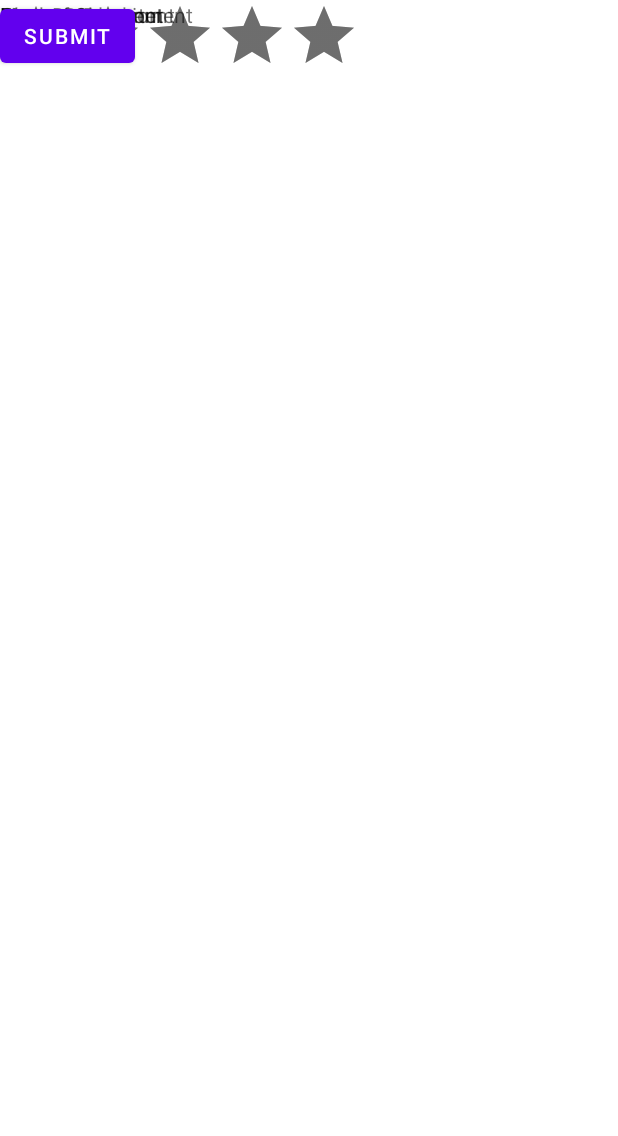
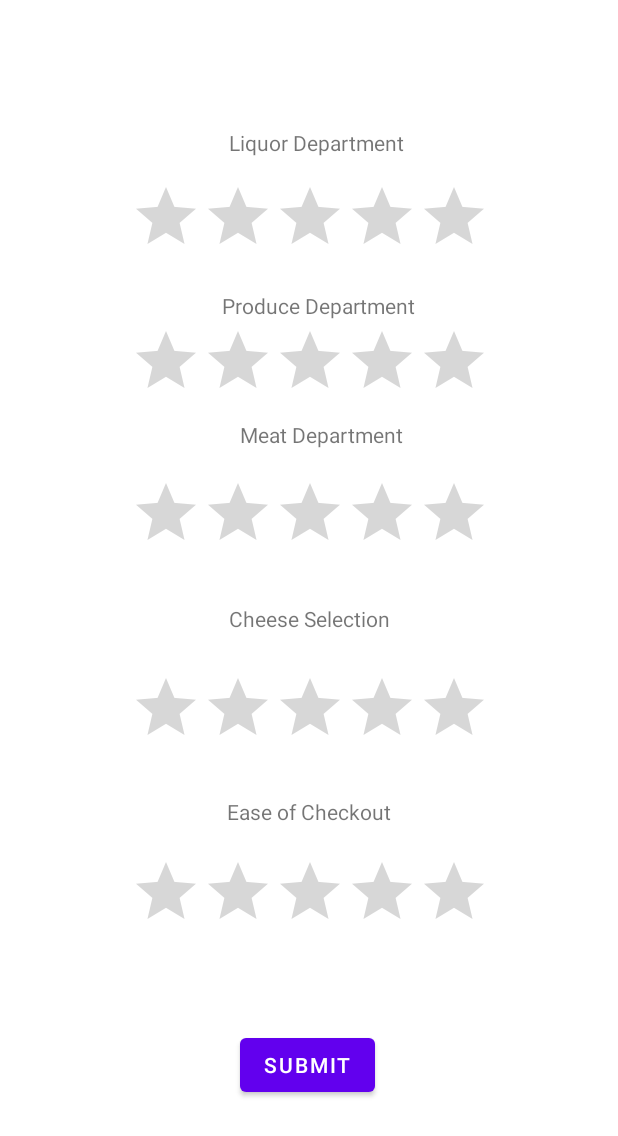
Before and after one commit to JacksonKJones/SuperMarket, an Android app: the layout rate_activity.xml on its own in the app's theme, with its tools: preview values and no code run, on a phone screen of 412 x 824 dp. Shown: the top 1136 px of the screen. Run offline under Robolectric (Android 15) with nearby library versions, the phone set to English and light mode, and no system bars.

```diff
--- a/app/src/main/res/layout/rate_activity.xml
+++ b/app/src/main/res/layout/rate_activity.xml
@@ -1,90 +1,135 @@
 <?xml version="1.0" encoding="utf-8"?>
 <androidx.constraintlayout.widget.ConstraintLayout xmlns:android="http://schemas.android.com/apk/res/android"
+    xmlns:app="http://schemas.android.com/apk/res-auto"
     xmlns:tools="http://schemas.android.com/tools"
     android:layout_width="match_parent"
     android:layout_height="match_parent">
 
     <RatingBar
-        android:id="@+id/ratingBar"
+        android:id="@+id/liquorRating"
         android:layout_width="wrap_content"
         android:layout_height="wrap_content"
-        tools:layout_editor_absoluteX="85dp"
-        tools:layout_editor_absoluteY="85dp" />
+        app:layout_constraintBottom_toBottomOf="parent"
+        app:layout_constraintEnd_toEndOf="parent"
+        app:layout_constraintHorizontal_bias="0.502"
+        app:layout_constraintStart_toStartOf="parent"
+        app:layout_constraintTop_toTopOf="parent"
+        app:layout_constraintVertical_bias="0.157" />
 
     <TextView
         android:id="@+id/textView3"
         android:layout_width="wrap_content"
         android:layout_height="wrap_content"
         android:text="Meat Department"
-        tools:layout_editor_absoluteX="176dp"
-        tools:layout_editor_absoluteY="251dp" />
+        app:layout_constraintBottom_toBottomOf="parent"
+        app:layout_constraintEnd_toEndOf="parent"
+        app:layout_constraintHorizontal_bias="0.528"
+        app:layout_constraintStart_toStartOf="parent"
+        app:layout_constraintTop_toTopOf="parent"
+        app:layout_constraintVertical_bias="0.348" />
 
     <RatingBar
-        android:id="@+id/ratingBar3"
+        android:id="@+id/meatRating"
         android:layout_width="wrap_content"
         android:layout_height="wrap_content"
-        tools:layout_editor_absoluteX="85dp"
-        tools:layout_editor_absoluteY="272dp" />
+        app:layout_constraintBottom_toBottomOf="parent"
+        app:layout_constraintEnd_toEndOf="parent"
+        app:layout_constraintHorizontal_bias="0.502"
+        app:layout_constraintStart_toStartOf="parent"
+        app:layout_constraintTop_toTopOf="parent"
+        app:layout_constraintVertical_bias="0.415" />
 
     <TextView
         android:id="@+id/textView"
         android:layout_width="wrap_content"
         android:layout_height="wrap_content"
         android:text="Liquor Department"
-        tools:layout_editor_absoluteX="175dp"
-        tools:layout_editor_absoluteY="39dp" />
+        app:layout_constraintBottom_toBottomOf="parent"
+        app:layout_constraintEnd_toEndOf="parent"
+        app:layout_constraintHorizontal_bias="0.517"
+        app:layout_constraintStart_toStartOf="parent"
+        app:layout_constraintTop_toTopOf="parent"
+        app:layout_constraintVertical_bias="0.106" />
 
     <TextView
         android:id="@+id/textView4"
         android:layout_width="wrap_content"
         android:layout_height="wrap_content"
         android:text="Cheese Selection"
-        tools:layout_editor_absoluteX="177dp"
-        tools:layout_editor_absoluteY="348dp" />
+        app:layout_constraintBottom_toBottomOf="parent"
+        app:layout_constraintEnd_toEndOf="parent"
+        app:layout_constraintStart_toStartOf="parent"
+        app:layout_constraintTop_toTopOf="parent" />
 
     <TextView
         android:id="@+id/textView2"
         android:layout_width="wrap_content"
         android:layout_height="wrap_content"
         android:text="Produce Department"
-        tools:layout_editor_absoluteX="177dp"
-        tools:layout_editor_absoluteY="155dp" />
+        app:layout_constraintBottom_toBottomOf="parent"
+        app:layout_constraintEnd_toEndOf="parent"
+        app:layout_constraintHorizontal_bias="0.523"
+        app:layout_constraintStart_toStartOf="parent"
+        app:layout_constraintTop_toTopOf="parent"
+        app:layout_constraintVertical_bias="0.241" />
 
     <RatingBar
-        android:id="@+id/ratingBar4"
+        android:id="@+id/cheeseRating"
         android:layout_width="wrap_content"
         android:layout_height="wrap_content"
-        tools:layout_editor_absoluteX="85dp"
-        tools:layout_editor_absoluteY="372dp" />
+        app:layout_constraintBottom_toBottomOf="parent"
+        app:layout_constraintEnd_toEndOf="parent"
+        app:layout_constraintHorizontal_bias="0.502"
+        app:layout_constraintStart_toStartOf="parent"
+        app:layout_constraintTop_toTopOf="parent"
+        app:layout_constraintVertical_bias="0.584" />
 
     <RatingBar
-        android:id="@+id/ratingBar2"
+        android:id="@+id/produceRating"
         android:layout_width="wrap_content"
         android:layout_height="wrap_content"
-        tools:layout_editor_absoluteX="85dp"
-        tools:layout_editor_absoluteY="174dp" />
+        app:layout_constraintBottom_toBottomOf="parent"
+        app:layout_constraintEnd_toEndOf="parent"
+        app:layout_constraintHorizontal_bias="0.502"
+        app:layout_constraintStart_toStartOf="parent"
+        app:layout_constraintTop_toTopOf="parent"
+        app:layout_constraintVertical_bias="0.283" />
+
+    <TextView
+        android:id="@+id/textView5"
+        android:layout_width="0dp"
+        android:layout_height="wrap_content"
+        android:layout_marginStart="151dp"
+        android:layout_marginEnd="151dp"
+        android:text="Ease of Checkout"
+        app:layout_constraintBottom_toBottomOf="parent"
+        app:layout_constraintEnd_toEndOf="parent"
+        app:layout_constraintHorizontal_bias="1.0"
+        app:layout_constraintStart_toStartOf="parent"
+        app:layout_constraintTop_toTopOf="parent"
+        app:layout_constraintVertical_bias="0.66" />
+
+    <RatingBar
+        android:id="@+id/checkoutRating"
+        android:layout_width="wrap_content"
+        android:layout_height="wrap_content"
+        app:layout_constraintBottom_toBottomOf="parent"
+        app:layout_constraintEnd_toEndOf="parent"
+        app:layout_constraintHorizontal_bias="0.502"
+        app:layout_constraintStart_toStartOf="parent"
+        app:layout_constraintTop_toTopOf="parent"
+        app:layout_constraintVertical_bias="0.744" />
 
     <Button
         android:id="@+id/buttonSubmit"
         android:layout_width="wrap_content"
         android:layout_height="wrap_content"
         android:text="Submit"
-        tools:layout_editor_absoluteX="150dp"
-        tools:layout_editor_absoluteY="573dp" />
-
-    <TextView
-        android:id="@+id/textView5"
-        android:layout_width="wrap_content"
-        android:layout_height="wrap_content"
-        android:text="Ease of Checkout"
-        tools:layout_editor_absoluteX="174dp"
-        tools:layout_editor_absoluteY="440dp" />
-
-    <RatingBar
-        android:id="@+id/ratingBar5"
-        android:layout_width="wrap_content"
-        android:layout_height="wrap_content"
-        tools:layout_editor_absoluteX="85dp"
-        tools:layout_editor_absoluteY="467dp" />
+        app:layout_constraintBottom_toBottomOf="parent"
+        app:layout_constraintEnd_toEndOf="parent"
+        app:layout_constraintHorizontal_bias="0.496"
+        app:layout_constraintStart_toStartOf="parent"
+        app:layout_constraintTop_toTopOf="parent"
+        app:layout_constraintVertical_bias="0.884" />
 
 </androidx.constraintlayout.widget.ConstraintLayout>
```
Also changed, not shown: app/src/main/java/com/example/supermarket/MainActivity.java (+16 -10 lines), app/src/main/java/com/example/supermarket/RateActivity.java (+5 -5 lines), app/src/main/java/com/example/supermarket/RatingDatabase.java (added, +46 -0 lines), app/src/main/java/com/example/supermarket/RatingModel.java (added, +84 -0 lines), app/src/main/res/layout/activity_main.xml (+46 -30 lines).
